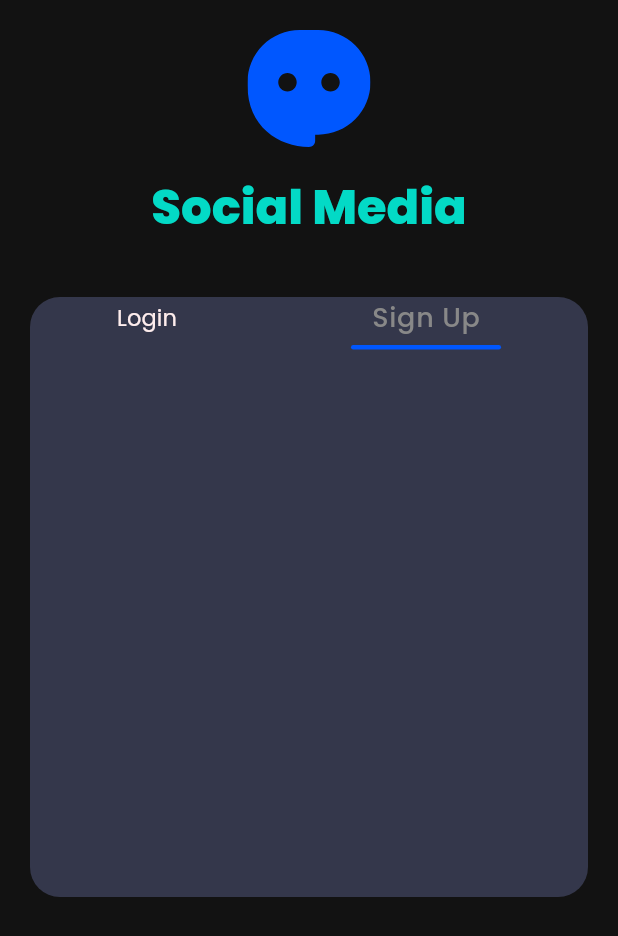
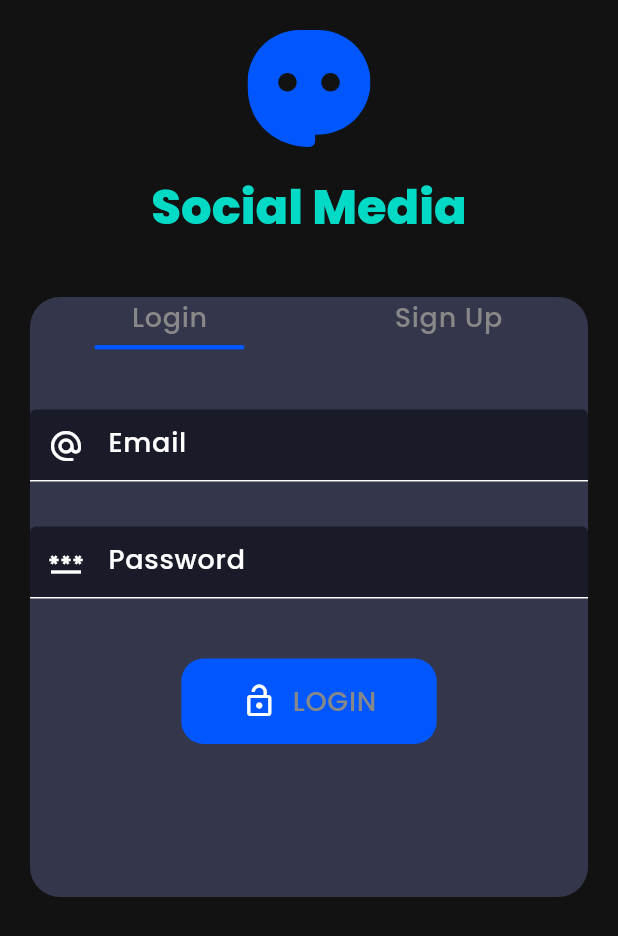
Before and after one commit to babitasinghtech/Social_app, a Flutter app: the Authentication screen opened by its route, after a tap on "Login", on a phone screen of 412 x 824 dp. Shown: the top 936 px of the screen. Run offline on Flutter 3.47's test engine with Material 3 defaults, Android fonts, the phone set to English and light mode, and no system bars; our stand-ins replace flutter_svg, get, slide_to_act.

Commit message:
"initial commit"

```diff
--- a/lib/Pages/Auth/Authentication.dart
+++ b/lib/Pages/Auth/Authentication.dart
@@ -7,10 +7,11 @@ class Authentication extends StatelessWidget {
 
   @override
   Widget build(BuildContext context) {
-    return Scaffold(
+    return const Scaffold(
       body: SafeArea(
         child: Padding(
           padding: const EdgeInsets.all(20),
+          child: SingleChildScrollView(
             child: Column(
               children: [
                 WelcomeHeading(),
@@ -20,6 +21,7 @@ class Authentication extends StatelessWidget {
             ),
           ),
         ),
+      ),
     );
   }
 }
--- a/lib/Pages/Auth/widget/Authenticationbody.dart
+++ b/lib/Pages/Auth/widget/Authenticationbody.dart
@@ -1,5 +1,7 @@
 import 'package:flutter/material.dart';
 import 'package:get/get.dart';
+import 'package:social_media/Pages/Auth/widget/Login.dart';
+import 'package:social_media/Pages/Auth/widget/Signupform.dart';
 
 class AuthenticationPageBody extends StatelessWidget {
   const AuthenticationPageBody({super.key});
@@ -18,13 +20,16 @@ class AuthenticationPageBody extends StatelessWidget {
           Expanded(
             child: Column(
               children: [
-                Row(
+                Obx(
+                  () => Row(
                     mainAxisAlignment: MainAxisAlignment.spaceAround,
                     children: [
                       InkWell(
                         onTap: () {
                           isLogin.value = true;
                         },
+                        child: Container(
+                          width: MediaQuery.sizeOf(context).width / 2.5,
                           child: Column(
                             children: [
                               Text(
@@ -32,11 +37,13 @@ class AuthenticationPageBody extends StatelessWidget {
                                 style:
                                     isLogin.value
                                         ? Theme.of(context).textTheme.bodyLarge
-                                    : Theme.of(context).textTheme.labelLarge,
+                                        : Theme.of(
+                                          context,
+                                        ).textTheme.labelLarge,
                               ),
                               SizedBox(height: 5),
                               AnimatedContainer(
-                            duration: Duration(seconds: 2),
+                                duration: Duration(microseconds: 200),
                                 width: isLogin.value ? 100 : 0,
                                 height: 3,
                                 decoration: BoxDecoration(
@@ -47,7 +54,14 @@ class AuthenticationPageBody extends StatelessWidget {
                             ],
                           ),
                         ),
-                    Column(
+                      ),
+                      InkWell(
+                        onTap: () {
+                          isLogin.value = false;
+                        },
+                        child: Container(
+                          width: MediaQuery.sizeOf(context).width / 2.5,
+                          child: Column(
                             children: [
                               Text(
                                 "Sign Up",
@@ -58,7 +72,7 @@ class AuthenticationPageBody extends StatelessWidget {
                               ),
                               SizedBox(height: 5),
                               AnimatedContainer(
-                          duration: Duration(seconds: 2),
+                                duration: Duration(milliseconds: 200),
                                 width: isLogin.value ? 0 : 100,
                                 height: 3,
                                 decoration: BoxDecoration(
@@ -68,7 +82,13 @@ class AuthenticationPageBody extends StatelessWidget {
                               ),
                             ],
                           ),
+                        ),
+                      ),
                     ],
+                  ),
+                ),
+                Obx(
+                  () => isLogin.value ? const LoginForm() : const Signupform(),
                 ),
               ],
             ),
--- /dev/null
+++ b/lib/Pages/Auth/widget/Login.dart
@@ -0,0 +1,35 @@
+import 'package:flutter/material.dart';
+import 'package:social_media/Widget/primarybutton.dart';
+
+class LoginForm extends StatelessWidget {
+  const LoginForm({super.key});
+
+  @override
+  Widget build(BuildContext context) {
+    return const Column(
+      children: [
+        SizedBox(height: 40),
+        TextField(
+          decoration: InputDecoration(
+            hintText: "Email",
+            prefixIcon: Icon(Icons.alternate_email_rounded),
+          ),
+        ),
+        SizedBox(height: 30),
+        TextField(
+          decoration: InputDecoration(
+            hintText: "Password",
+            prefixIcon: Icon(Icons.password_outlined),
+          ),
+        ),
+        SizedBox(height: 40),
+        Row(
+          mainAxisAlignment: MainAxisAlignment.center,
+          children: [
+            PrimaryButton(btnName: "LOGIN", icon: Icons.lock_open_outlined),
+          ],
+        ),
+      ],
+    );
+  }
+}
--- /dev/null
+++ b/lib/Pages/Auth/widget/Signupform.dart
@@ -0,0 +1,42 @@
+import 'package:flutter/material.dart';
+import 'package:social_media/Widget/primarybutton.dart';
+
+class Signupform extends StatelessWidget {
+  const Signupform({super.key});
+
+  @override
+  Widget build(BuildContext context) {
+    return Column(
+      children: [
+        SizedBox(height: 40),
+        TextField(
+          decoration: InputDecoration(
+            hintText: "Full Name",
+            prefixIcon: Icon(Icons.person),
+          ),
+        ),
+        SizedBox(height: 30),
+        TextField(
+          decoration: InputDecoration(
+            hintText: "Email",
+            prefixIcon: Icon(Icons.alternate_email_rounded),
+          ),
+        ),
+        SizedBox(height: 30),
+        TextField(
+          decoration: InputDecoration(
+            hintText: "Password",
+            prefixIcon: Icon(Icons.password_outlined),
+          ),
+        ),
+        SizedBox(height: 40),
+        Row(
+          mainAxisAlignment: MainAxisAlignment.center,
+          children: [
+            PrimaryButton(btnName: "SIGNUP", icon: Icons.lock_open_outlined),
+          ],
+        ),
+      ],
+    );
+  }
+}
--- /dev/null
+++ b/lib/Widget/primarybutton.dart
@@ -0,0 +1,26 @@
+import 'package:flutter/material.dart';
+
+class PrimaryButton extends StatelessWidget {
+  final String btnName;
+  final IconData icon;
+  const PrimaryButton({super.key, required this.btnName, required this.icon});
+
+  @override
+  Widget build(BuildContext context) {
+    return Container(
+      padding: EdgeInsets.symmetric(horizontal: 40, vertical: 15),
+      decoration: BoxDecoration(
+        borderRadius: BorderRadius.circular(15),
+        color: Theme.of(context).colorScheme.primary,
+      ),
+      child: Row(
+        mainAxisAlignment: MainAxisAlignment.center,
+        children: [
+          Icon(icon),
+          SizedBox(width: 10),
+          Text(btnName, style: Theme.of(context).textTheme.bodyLarge),
+        ],
+      ),
+    );
+  }
+}
--- a/lib/conflig/Theme.dart
+++ b/lib/conflig/Theme.dart
@@ -7,9 +7,13 @@ var lightTheme = ThemeData();
 var darkTheme = ThemeData(
   brightness: Brightness.dark,
   useMaterial3: true,
+  inputDecorationTheme: InputDecorationTheme(
+    fillColor: dBackgroundColor,
+    filled: true,
+  ),
   colorScheme: ColorScheme.dark(
     primary: dPrimaryColor,
-    onPrimary: dOnBackgroundColor,
+    onPrimary: const Color.fromARGB(255, 248, 248, 248),
     // ignore: deprecated_member_use
     background: dBackgroundColor,
     // ignore: deprecated_member_use
```
Lines whose indentation alone changed are shown as unchanged.
